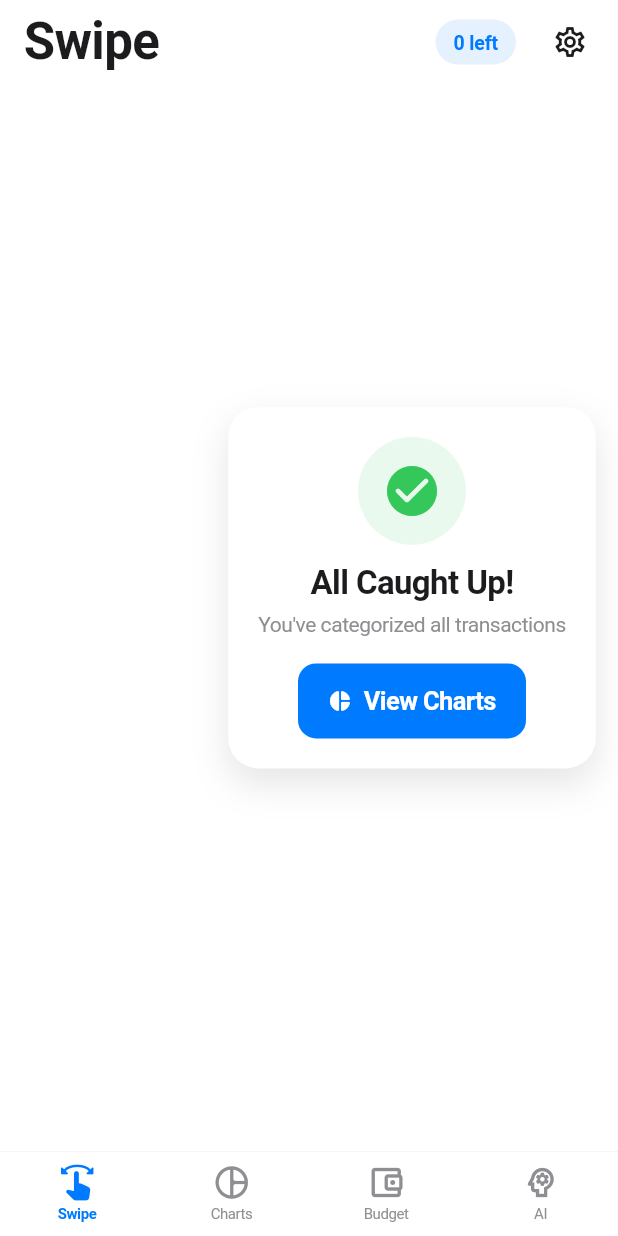
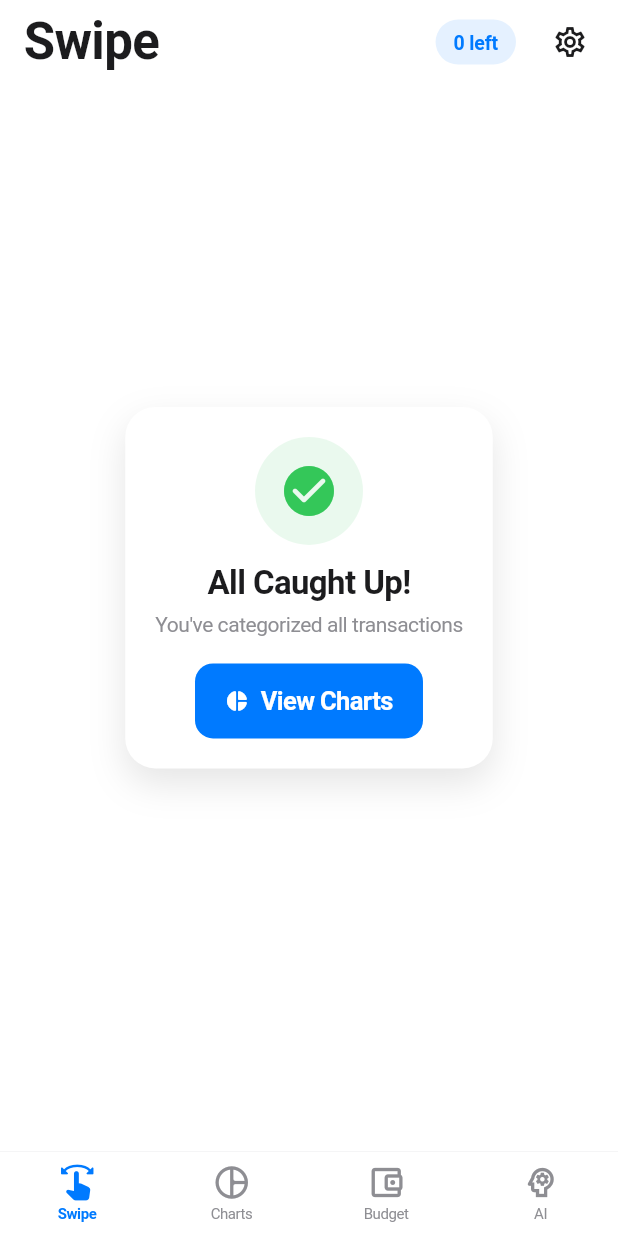
Before and after one commit to grantgoodstein98-max/-swipe-spend, a Flutter app: the screen it shows once a user with an empty profile is signed in, on a phone screen of 412 x 824 dp. Run offline on Flutter 3.47's test engine with Material 3 defaults, Android fonts, the phone set to English and light mode, and no system bars; our stand-ins replace cloud_firestore, csv, file_picker, firebase_auth, firebase_core, fl_chart and 3 more; missing offline and left inert: excel; accounts and stored records are empty.

Commit message:
Fix transaction card centering
Removed asymmetric left padding that was pushing cards to the right. Cards are now perfectly centered horizontally on all screen widths.

🤖 Generated with [Claude Code](https://claude.com/claude-code)

Co-Authored-By: Claude <noreply@anthropic.com>

```diff
--- a/lib/screens/swipe_screen.dart
+++ b/lib/screens/swipe_screen.dart
@@ -239,10 +239,7 @@ class _SwipeScreenState extends State<SwipeScreen> {
               // Swipe area
               Expanded(
                 child: Padding(
-                  padding: EdgeInsets.only(
-                    bottom: 40,
-                    left: MediaQuery.of(context).size.width / 3,
-                  ),
+                  padding: const EdgeInsets.only(bottom: 40),
                   child: Center(
                     child: Container(
                       constraints: BoxConstraints(
```
